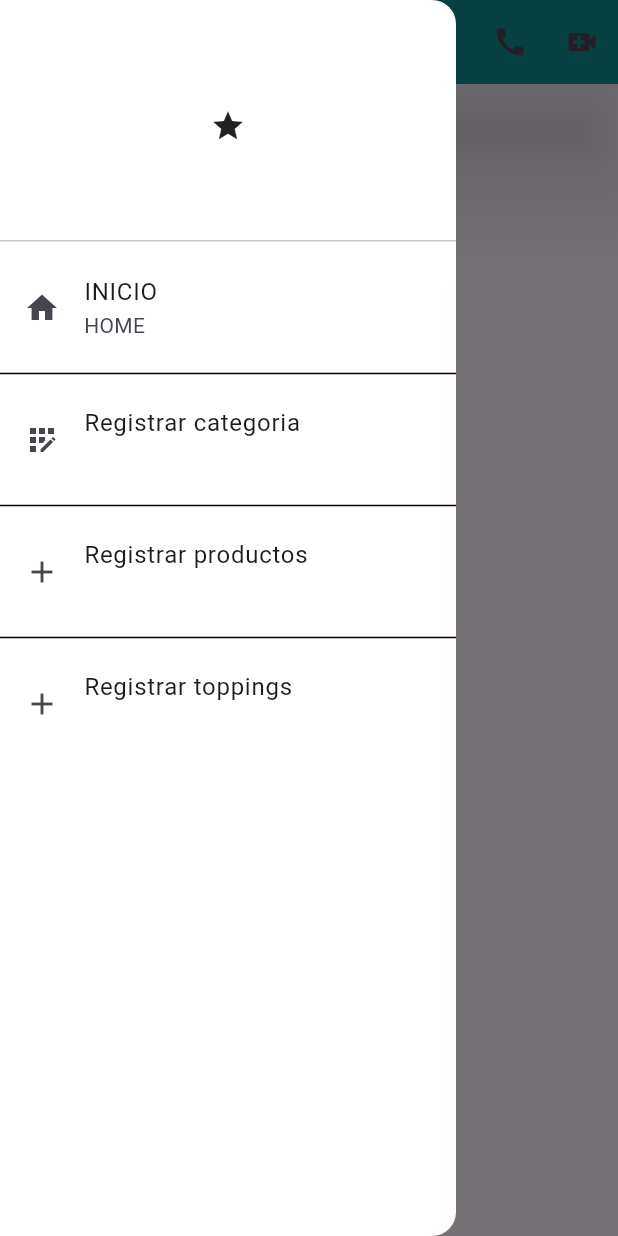
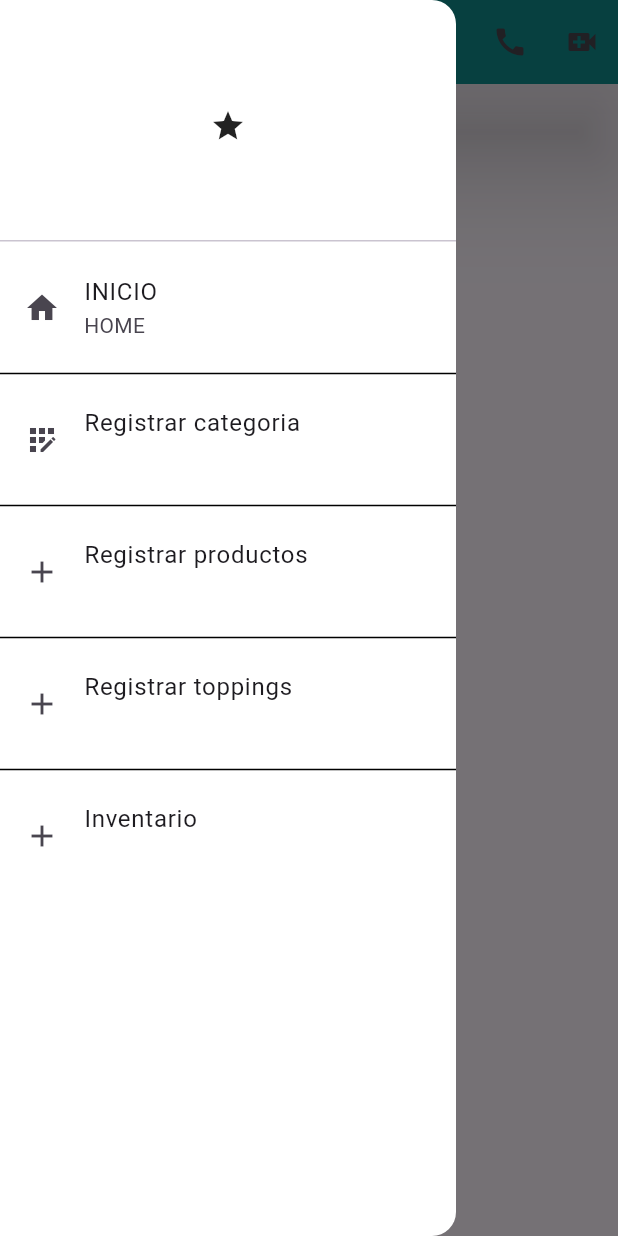
Before and after one commit to vanessa515/MALIBU, a Flutter app: the screen it shows after launch, with the side drawer open, on a phone screen of 412 x 824 dp. Run offline on Flutter 3.47's test engine with Material 3 defaults, Android fonts, the light colour scheme and no system bars; our stand-ins replace file_picker, get, supabase_flutter; accounts and stored records are empty.

Commit message:
segundo commit

```diff
--- a/malibu/lib/constants/custom_drawer.dart
+++ b/malibu/lib/constants/custom_drawer.dart
@@ -59,6 +59,17 @@ class CustomDrawer extends StatelessWidget {
 
             ),
 
+            Divider( color: Colors.black),
+              ListTile(
+              leading: Icon(Icons.add),
+              title: Text("Inventario"),
+              subtitle: Text(''),
+              onTap: (){
+                Get.toNamed('/inventario');
+
+              },
+
+            ),
 
           ],
 
```
Also changed, not shown: malibu/lib/screen/home.dart (line endings or trailing spaces), malibu/lib/screen/inventario.dart (added), malibu/pubspec.lock.
